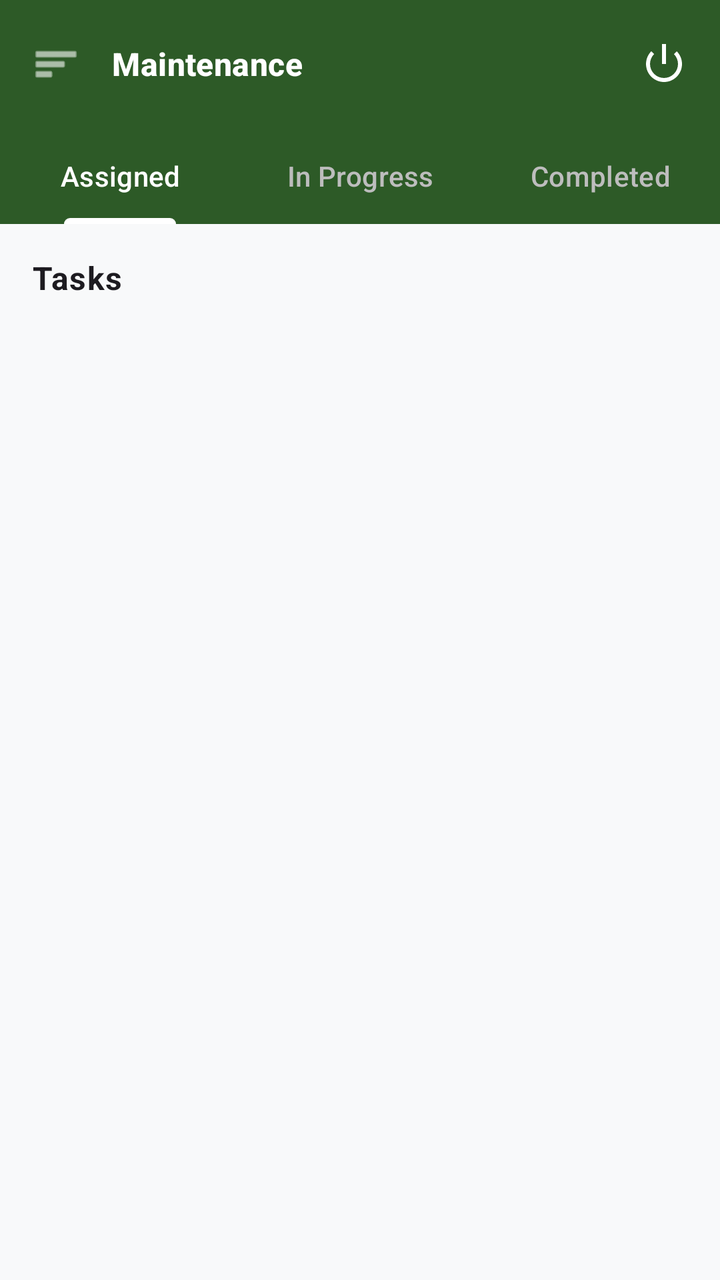
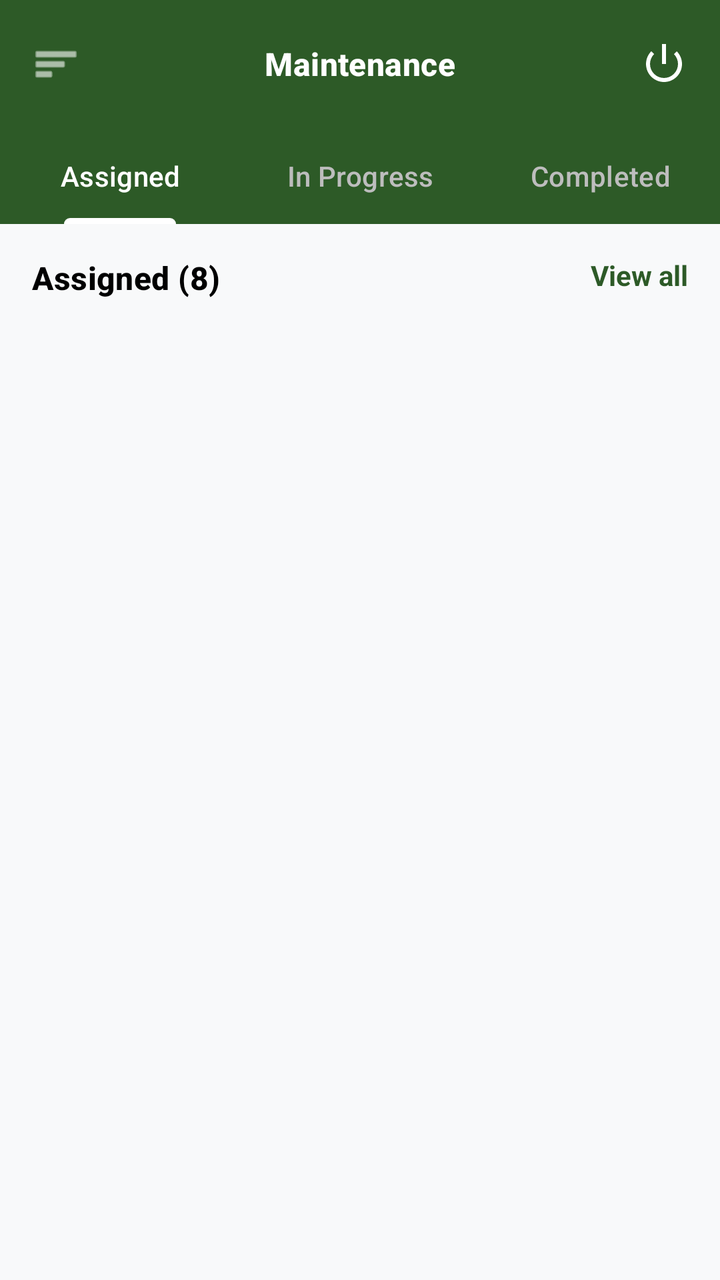

Before-and-after screenshots of an Android layout around one commit, followed by the original layout XML and the change that was made.
<!-- AndroidManifest.xml: application theme Theme.CampusAlert -->
<!-- res/layout/dashboard_maintenance.xml -->
<?xml version="1.0" encoding="utf-8"?>
<androidx.coordinatorlayout.widget.CoordinatorLayout xmlns:android="http://schemas.android.com/apk/res/android"
    xmlns:app="http://schemas.android.com/apk/res-auto"
    android:layout_width="match_parent"
    android:layout_height="match_parent"
    android:background="@color/light_gray">

    <com.google.android.material.appbar.AppBarLayout
        android:layout_width="match_parent"
        android:layout_height="wrap_content"
        android:background="@color/forest_green">
        <androidx.appcompat.widget.Toolbar
            android:id="@+id/toolbar"
            android:layout_width="match_parent"
            android:layout_height="?attr/actionBarSize">
            <LinearLayout
                android:layout_width="match_parent"
                android:layout_height="wrap_content"
                android:gravity="center_vertical"
                android:orientation="horizontal">
                <ImageView
                    android:layout_width="24dp"
                    android:layout_height="24dp"
                    android:src="@android:drawable/ic_menu_sort_by_size"
                    app:tint="@color/white" />
                <TextView
                    android:layout_width="0dp"
                    android:layout_height="wrap_content"
                    android:layout_marginStart="16dp"
                    android:layout_weight="1"
                    android:text="@string/maintenance"
                    android:textAppearance="@style/TextAppearance.Material3.TitleMedium"
                    android:textColor="@color/white"
                    android:textStyle="bold" />
                <ImageView
                    android:id="@+id/btn_logout"
                    android:layout_width="24dp"
                    android:layout_height="24dp"
                    android:layout_marginEnd="16dp"
                    android:src="@android:drawable/ic_lock_power_off"
                    android:contentDescription="@string/logout"
                    app:tint="@color/white" />
            </LinearLayout>
        </androidx.appcompat.widget.Toolbar>
        
        <com.google.android.material.tabs.TabLayout
            android:id="@+id/tab_layout"
            android:layout_width="match_parent"
            android:layout_height="wrap_content"
            android:background="@color/forest_green"
            app:tabIndicatorColor="@color/white"
            app:tabSelectedTextColor="@color/white"
            app:tabTextColor="#BDBDBD">
            <com.google.android.material.tabs.TabItem android:text="@string/assigned" />
            <com.google.android.material.tabs.TabItem android:text="@string/in_progress" />
            <com.google.android.material.tabs.TabItem android:text="@string/completed" />
        </com.google.android.material.tabs.TabLayout>
    </com.google.android.material.appbar.AppBarLayout>

    <androidx.core.widget.NestedScrollView
        android:layout_width="match_parent"
        android:layout_height="match_parent"
        android:fillViewport="true"
        app:layout_behavior="@string/appbar_scrolling_view_behavior">

        <LinearLayout
            android:layout_width="match_parent"
            android:layout_height="wrap_content"
            android:orientation="vertical"
            android:padding="16dp">

            <RelativeLayout
                android:layout_width="match_parent"
                android:layout_height="wrap_content"
                android:layout_marginBottom="12dp">
                <TextView
                    android:id="@+id/text_task_count"
                    android:layout_width="wrap_content"
                    android:layout_height="wrap_content"
                    android:text="Tasks"
                    android:textStyle="bold"
                    android:textAppearance="@style/TextAppearance.Material3.BodyLarge" />
            </RelativeLayout>

            <androidx.recyclerview.widget.RecyclerView
                android:id="@+id/recycler_tasks"
                android:layout_width="match_parent"
                android:layout_height="wrap_content"
                android:nestedScrollingEnabled="false" />

        </LinearLayout>
    </androidx.core.widget.NestedScrollView>

</androidx.coordinatorlayout.widget.CoordinatorLayout>
<!-- resources referenced by this layout -->
<resources>
  <color name="forest_green">#2D5A27</color>
  <color name="light_gray">#F8F9FA</color>
  <color name="white">#FFFFFFFF</color>
  <string name="assigned">Assigned</string>
  <string name="completed">Completed</string>
  <string name="in_progress">In Progress</string>
  <string name="logout">Logout</string>
  <string name="maintenance">Maintenance</string>
  <style name="Theme.CampusAlert" parent="Base.Theme.CampusAlert" />
  <style name="Base.Theme.CampusAlert" parent="Theme.Material3.DayNight.NoActionBar">
          
          <item name="colorPrimary">@color/primary</item>
          <item name="colorOnPrimary">@color/onPrimary</item>
          
          <item name="colorSecondary">@color/secondary</item>
          <item name="colorOnSecondary">@color/onSecondary</item>
          
          <item name="android:statusBarColor">?attr/colorPrimary</item>
          
          <item name="android:windowBackground">@color/background</item>
          <item name="colorSurface">@color/surface</item>
          
          
          <item name="shapeAppearanceLargeComponent">@style/ShapeAppearance.CampusAlert.Large</item>
          <item name="shapeAppearanceMediumComponent">@style/ShapeAppearance.CampusAlert.Medium</item>
      </style>
  <color name="primary">@color/forest_green</color>
  <color name="onPrimary">@color/white</color>
  <color name="secondary">@color/sage_green</color>
  <color name="onSecondary">@color/black</color>
  <color name="background">@color/light_gray</color>
  <color name="surface">@color/white</color>
  <style name="ShapeAppearance.CampusAlert.Large" parent="ShapeAppearance.Material3.LargeComponent">
          <item name="cornerSize">16dp</item>
      </style>
  <style name="ShapeAppearance.CampusAlert.Medium" parent="ShapeAppearance.Material3.MediumComponent">
          <item name="cornerSize">12dp</item>
      </style>
  <color name="sage_green">#A3B18A</color>
  <color name="black">#FF000000</color>
</resources>

<!-- the commit's change to res/layout/dashboard_maintenance.xml (unified diff, before → after) -->
@@ -3,57 +3,65 @@
     xmlns:app="http://schemas.android.com/apk/res-auto"
     android:layout_width="match_parent"
     android:layout_height="match_parent"
-    android:background="@color/light_gray">
+    android:background="#F8F9FA">
 
     <com.google.android.material.appbar.AppBarLayout
         android:layout_width="match_parent"
         android:layout_height="wrap_content"
-        android:background="@color/forest_green">
+        android:background="@color/forest_green"
+        app:elevation="0dp">
+
         <androidx.appcompat.widget.Toolbar
             android:id="@+id/toolbar"
             android:layout_width="match_parent"
-            android:layout_height="?attr/actionBarSize">
-            <LinearLayout
+            android:layout_height="?attr/actionBarSize"
+            app:contentInsetStart="0dp">
+
+            <RelativeLayout
                 android:layout_width="match_parent"
                 android:layout_height="wrap_content"
-                android:gravity="center_vertical"
-                android:orientation="horizontal">
+                android:paddingHorizontal="16dp">
+
                 <ImageView
                     android:layout_width="24dp"
                     android:layout_height="24dp"
+                    android:layout_centerVertical="true"
                     android:src="@android:drawable/ic_menu_sort_by_size"
                     app:tint="@color/white" />
+
                 <TextView
-                    android:layout_width="0dp"
+                    android:layout_width="wrap_content"
                     android:layout_height="wrap_content"
-                    android:layout_marginStart="16dp"
-                    android:layout_weight="1"
-                    android:text="@string/maintenance"
+                    android:layout_centerInParent="true"
+                    android:text="Maintenance"
                     android:textAppearance="@style/TextAppearance.Material3.TitleMedium"
                     android:textColor="@color/white"
                     android:textStyle="bold" />
+
                 <ImageView
                     android:id="@+id/btn_logout"
                     android:layout_width="24dp"
                     android:layout_height="24dp"
-                    android:layout_marginEnd="16dp"
+                    android:layout_alignParentEnd="true"
+                    android:layout_centerVertical="true"
                     android:src="@android:drawable/ic_lock_power_off"
-                    android:contentDescription="@string/logout"
                     app:tint="@color/white" />
-            </LinearLayout>
+            </RelativeLayout>
         </androidx.appcompat.widget.Toolbar>
-        
+
         <com.google.android.material.tabs.TabLayout
             android:id="@+id/tab_layout"
             android:layout_width="match_parent"
             android:layout_height="wrap_content"
             android:background="@color/forest_green"
             app:tabIndicatorColor="@color/white"
+            app:tabIndicatorHeight="3dp"
             app:tabSelectedTextColor="@color/white"
             app:tabTextColor="#BDBDBD">
-            <com.google.android.material.tabs.TabItem android:text="@string/assigned" />
-            <com.google.android.material.tabs.TabItem android:text="@string/in_progress" />
-            <com.google.android.material.tabs.TabItem android:text="@string/completed" />
+
+            <com.google.android.material.tabs.TabItem android:text="Assigned" />
+            <com.google.android.material.tabs.TabItem android:text="In Progress" />
+            <com.google.android.material.tabs.TabItem android:text="Completed" />
         </com.google.android.material.tabs.TabLayout>
     </com.google.android.material.appbar.AppBarLayout>
 
@@ -72,14 +80,24 @@
             <RelativeLayout
                 android:layout_width="match_parent"
                 android:layout_height="wrap_content"
-                android:layout_marginBottom="12dp">
+                android:layout_marginBottom="16dp">
+
                 <TextView
                     android:id="@+id/text_task_count"
                     android:layout_width="wrap_content"
                     android:layout_height="wrap_content"
-                    android:text="Tasks"
-                    android:textStyle="bold"
-                    android:textAppearance="@style/TextAppearance.Material3.BodyLarge" />
+                    android:text="Assigned (8)"
+                    android:textAppearance="@style/TextAppearance.Material3.TitleMedium"
+                    android:textColor="@color/black"
+                    android:textStyle="bold" />
+
+                <TextView
+                    android:layout_width="wrap_content"
+                    android:layout_height="wrap_content"
+                    android:layout_alignParentEnd="true"
+                    android:text="View all"
+                    android:textColor="@color/forest_green"
+                    android:textStyle="bold" />
             </RelativeLayout>
 
             <androidx.recyclerview.widget.RecyclerView
<!-- resource entries referenced after the edit -->
@@ -3,11 +3,6 @@
   <color name="forest_green">#2D5A27</color>
   <color name="light_gray">#F8F9FA</color>
   <color name="white">#FFFFFFFF</color>
-  <string name="assigned">Assigned</string>
-  <string name="completed">Completed</string>
-  <string name="in_progress">In Progress</string>
-  <string name="logout">Logout</string>
-  <string name="maintenance">Maintenance</string>
   <style name="Theme.CampusAlert" parent="Base.Theme.CampusAlert" />
   <style name="Base.Theme.CampusAlert" parent="Theme.Material3.DayNight.NoActionBar">
           
